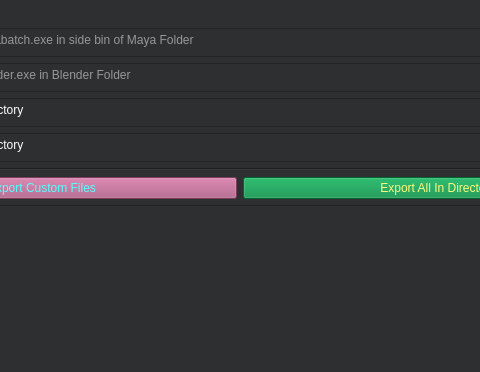
Above: src/mainwindow.ui from leetdvn/LeeAutoExportFBX before the change; both pictures show x 162 to 642 and y 0 to 372 of the 804 by 638 pixel window. Below: the same form after it.
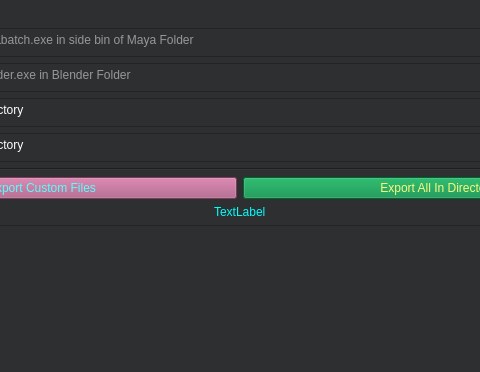
That is the form after the change.

What changed in the file:
```diff
--- a/src/mainwindow.ui
+++ b/src/mainwindow.ui
@@ -75,6 +75,17 @@
       <item>
        <layout class="QHBoxLayout" name="horizontalLayout_3"/>
       </item>
+      <item alignment="Qt::AlignmentFlag::AlignHCenter">
+       <widget class="QLabel" name="ExpCurrentFile">
+        <property name="styleSheet">
+         <string notr="true">font: 700 9pt &quot;Times New Roman&quot;;
+color:rgb(0, 255, 255);</string>
+        </property>
+        <property name="text">
+         <string>TextLabel</string>
+        </property>
+       </widget>
+      </item>
       <item>
        <widget class="QTextEdit" name="LeeLog">
         <property name="enabled">
```
